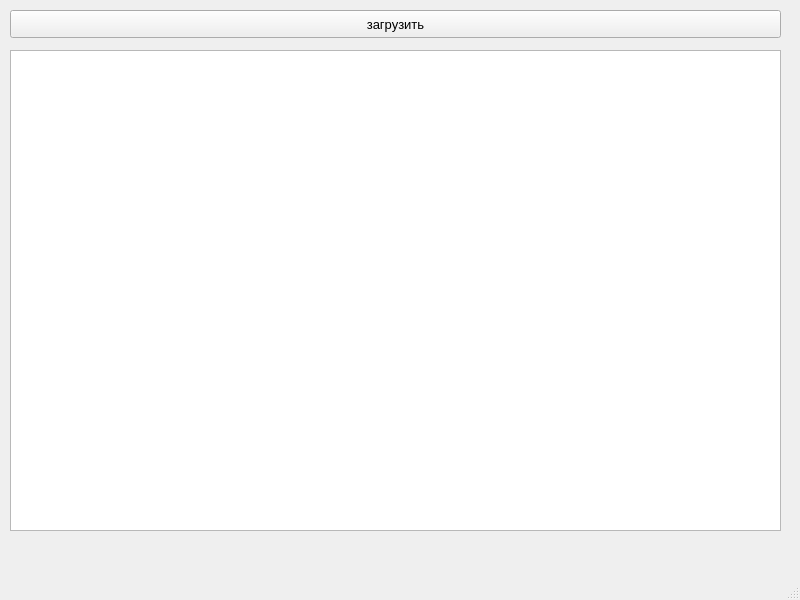
Paxnar/sqlite, file main.ui: the form before one commit.
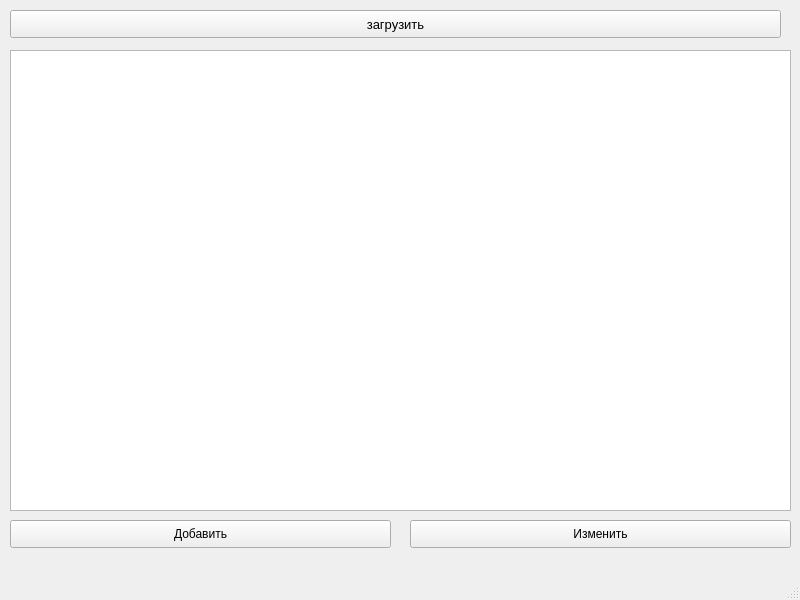
The form after the commit.

```diff
--- a/main.ui
+++ b/main.ui
@@ -43,11 +43,43 @@
      <rect>
       <x>10</x>
       <y>50</y>
-      <width>771</width>
-      <height>481</height>
+      <width>781</width>
+      <height>461</height>
      </rect>
     </property>
    </widget>
+   <widget class="QPushButton" name="pushButton_2">
+    <property name="enabled">
+     <bool>true</bool>
+    </property>
+    <property name="geometry">
+     <rect>
+      <x>10</x>
+      <y>520</y>
+      <width>381</width>
+      <height>28</height>
+     </rect>
+    </property>
+    <property name="text">
+     <string>Добавить</string>
+    </property>
+   </widget>
+   <widget class="QPushButton" name="pushButton_3">
+    <property name="enabled">
+     <bool>true</bool>
+    </property>
+    <property name="geometry">
+     <rect>
+      <x>410</x>
+      <y>520</y>
+      <width>381</width>
+      <height>28</height>
+     </rect>
+    </property>
+    <property name="text">
+     <string>Изменить</string>
+    </property>
+   </widget>
   </widget>
   <widget class="QMenuBar" name="menubar">
    <property name="geometry">
```
